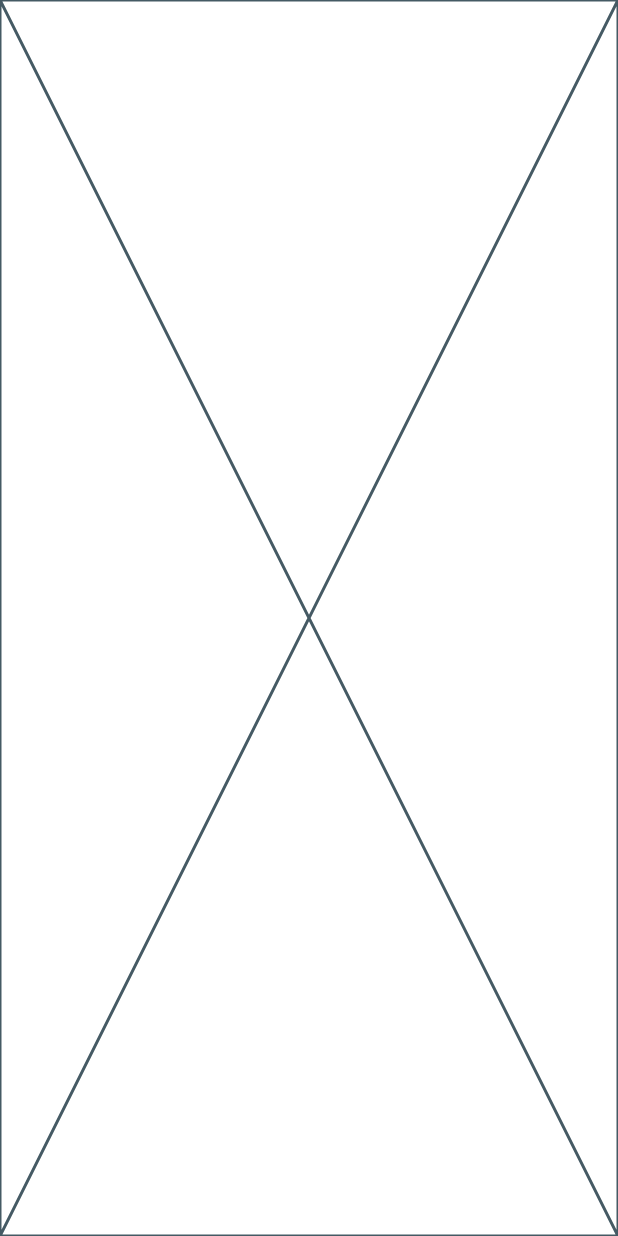
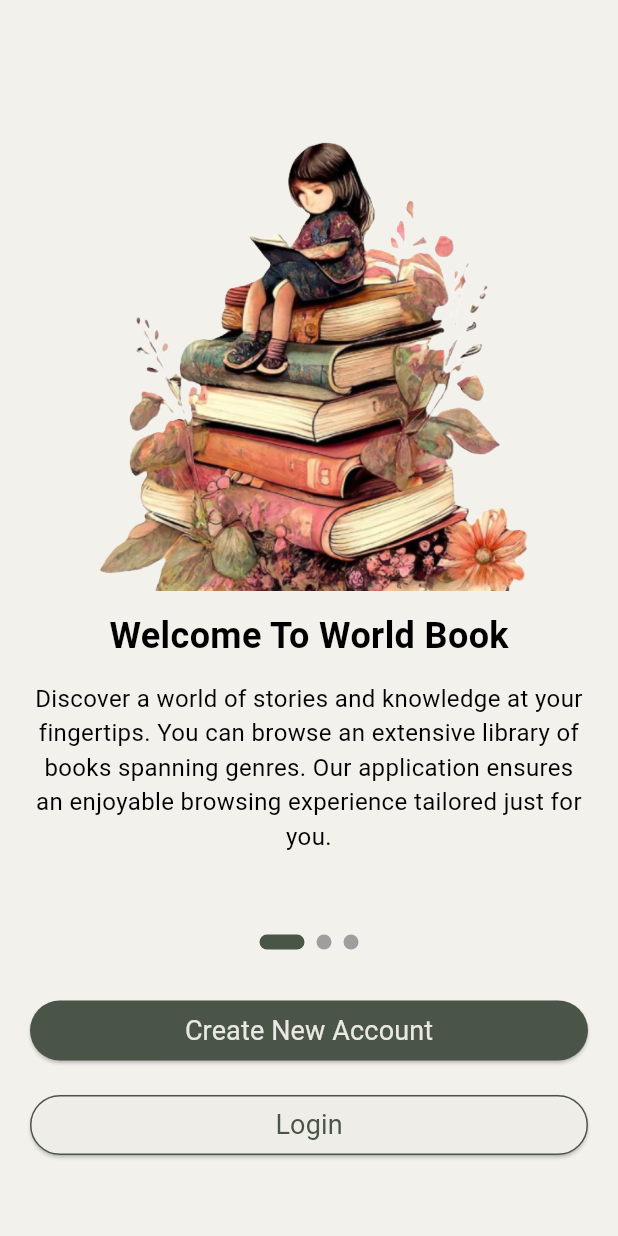
Before and after one commit to Afaf-khaledd/Book-Store, a Flutter app: the screen it shows after launch, on a phone screen of 412 x 824 dp. Run offline on Flutter 3.47's test engine with Material 3 defaults, Android fonts, the light colour scheme and no system bars; drawn by our look-alikes of smooth_page_indicator; our stand-ins replace firebase_core; accounts and stored records are empty.

Commit message:
Splash screen and onboarding page done!

```diff
--- a/lib/User/SplashPage.dart
+++ /dev/null
@@ -1,15 +0,0 @@
-import 'package:flutter/material.dart';
-
-class SplashPage extends StatefulWidget {
-  const SplashPage({super.key});
-
-  @override
-  State<SplashPage> createState() => _SplashPageState();
-}
-
-class _SplashPageState extends State<SplashPage> {
-  @override
-  Widget build(BuildContext context) {
-    return const Placeholder();
-  }
-}
--- /dev/null
+++ b/lib/User/features/layouts/view/OnboardingPage.dart
@@ -0,0 +1,121 @@
+import 'package:book_store/User/features/layouts/view/LoginPage.dart';
+import 'package:book_store/User/features/layouts/view/SignUp.dart';
+import 'package:flutter/material.dart';
+import 'package:smooth_page_indicator/smooth_page_indicator.dart';
+
+import '../../../../constant.dart';
+import 'OnboardingPageBody.dart';
+
+class OnboardingPage extends StatefulWidget {
+  const OnboardingPage({super.key});
+
+  @override
+  State<OnboardingPage> createState() => _OnboardingPageState();
+}
+
+class _OnboardingPageState extends State<OnboardingPage> {
+  final PageController _pageController = PageController();
+
+  @override
+  void dispose() {
+    _pageController.dispose();
+    super.dispose();
+  }
+
+  @override
+  Widget build(BuildContext context) {
+    return Scaffold(
+      body: Padding(
+        padding: const EdgeInsets.symmetric(vertical: 15.0, horizontal: 20),
+        child: Column(
+          mainAxisAlignment: MainAxisAlignment.start,
+          children: [
+            const SizedBox(height: 25),
+            Expanded(
+              child: PageView(
+                controller: _pageController,
+                children: const [
+                  OnboardingPageBody(
+                    title: "Welcome To World Book",
+                    description: "Discover a world of stories and knowledge at your fingertips. You can browse an extensive library of books spanning genres. Our application ensures an enjoyable browsing experience tailored just for you.",
+                    url: 'images/gs11.png',
+                  ),
+                  OnboardingPageBody(
+                    title: "AnyTime, AnyWhere",
+                    description: "Personalize your experience save your favorite books, track your orders, and manage your account with ease. With just a few clicks, your next great read will be on its way to your doorstep.",
+                    url: 'images/gs2.jpg',
+                  ),
+                  OnboardingPageBody(
+                    title: "Stay Connected",
+                    description: "Track your order and leave reviews for books you've enjoyed. Your feedback not only helps others but also builds a community of book enthusiasts who share your passion.",
+                    url: 'images/gs3.jpg',
+                  ),
+                ],
+              ),
+            ),
+            SmoothPageIndicator(
+              controller: _pageController,
+              count: 3,
+              effect: const ExpandingDotsEffect(
+                dotWidth: 10,
+                dotHeight: 10,
+                activeDotColor: mainGreenColor,
+              ),
+            ),
+            const SizedBox(height: 30),
+            SizedBox(
+              width: double.infinity,
+              child: ElevatedButton(
+                style: ElevatedButton.styleFrom(
+                  backgroundColor: mainGreenColor,
+                ),
+                onPressed: () {
+                  Navigator.push(context, MaterialPageRoute(
+                    builder: (BuildContext context) => const SignUp(),
+                  ),
+                  );                },
+                child: const Text(
+                  "Create New Account",
+                  style: TextStyle(
+                    fontSize: 18,
+                    fontWeight: FontWeight.w400,
+                    color: appBGColor,
+                  ),
+                ),
+              ),
+            ),
+            const SizedBox(height: 15),
+            SizedBox(
+              width: double.infinity,
+              child: ElevatedButton(
+                style: ElevatedButton.styleFrom(
+                  backgroundColor: appBGColor,
+                  side: const BorderSide(
+                    color: mainGreenColor,
+                    width: 1.0,
+                  ),
+                ),
+                onPressed: () {
+                  Navigator.push(context, MaterialPageRoute(
+                    builder: (BuildContext context) => const LoginPage(),
+                  ),
+                  );
+                  // nav
+                },
+                child: const Text(
+                  "Login",
+                  style: TextStyle(
+                    fontSize: 18,
+                    fontWeight: FontWeight.w400,
+                    color: mainGreenColor,
+                  ),
+                ),
+              ),
+            ),
+            const SizedBox(height: 35,),
+          ],
+        ),
+      ),
+    );
+  }
+}
--- /dev/null
+++ b/lib/User/features/layouts/view/OnboardingPageBody.dart
@@ -0,0 +1,45 @@
+import 'package:flutter/material.dart';
+
+class OnboardingPageBody extends StatelessWidget {
+  final String title;
+  final String description;
+  final String url;
+
+  const OnboardingPageBody({
+    super.key,
+    required this.title,
+    required this.description,
+    required this.url,
+  });
+
+  @override
+  Widget build(BuildContext context) {
+    return Column(
+      mainAxisAlignment: MainAxisAlignment.center,
+      children: [
+        SizedBox(
+          height: 300,
+          child: Image.asset(url, width: double.infinity),
+        ),
+        const SizedBox(height: 13),
+        Text(
+          title,
+          style: const TextStyle(
+            fontSize: 24,
+            fontWeight: FontWeight.bold,
+            color: Colors.black,
+          ),
+        ),
+        const SizedBox(height: 13),
+        Text(
+          description,
+          textAlign: TextAlign.center,
+          style: const TextStyle(
+            fontSize: 16,
+            color: Colors.black,
+          ),
+        ),
+      ],
+    );
+  }
+}
--- /dev/null
+++ b/lib/constant.dart
@@ -0,0 +1,4 @@
+import 'dart:ui';
+
+const Color mainGreenColor = Color(0xff4a5447);
+const Color appBGColor = Color(0xf2f2f0eb);
--- a/lib/main.dart
+++ b/lib/main.dart
@@ -1,7 +1,8 @@
-import 'package:book_store/User/SplashPage.dart';
 import 'package:firebase_core/firebase_core.dart';
 import 'package:flutter/material.dart';
 
+import 'User/features/layouts/view/SplashScreen.dart';
+import 'constant.dart';
 import 'firebase_options.dart';
 
 void main() async {
@@ -16,12 +17,11 @@ class MyApp extends StatelessWidget {
   const MyApp({super.key});
   @override
   Widget build(BuildContext context) {
-    return MaterialApp(
-      title: 'Flutter Demo',
+    return MaterialApp(//.router
+      //routerConfig: AppRouter.router,
       debugShowCheckedModeBanner: false,
-      theme: ThemeData(
-        colorScheme: ColorScheme.fromSeed(seedColor: Colors.deepPurple),
-        useMaterial3: true,
+      theme: ThemeData.light().copyWith(
+        scaffoldBackgroundColor: appBGColor,
       ),
       home: const SplashPage(),
     );
--- a/pubspec.yaml
+++ b/pubspec.yaml
@@ -36,7 +36,7 @@ dependencies:
   # Use with the CupertinoIcons class for iOS style icons.
   cupertino_icons: ^1.0.6
   firebase_core:
-
+  smooth_page_indicator:
 
 dev_dependencies:
   flutter_test:
@@ -61,8 +61,8 @@ flutter:
   uses-material-design: true
 
   # To add assets to your application, add an assets section, like this:
-  # assets:
-  #   - images/a_dot_burr.jpeg
+  assets:
+    - images/
   #   - images/a_dot_ham.jpeg
 
   # An image asset can refer to one or more resolution-specific "variants", see
```
Also changed, not shown: lib/User/core/Validators.dart (added, +22 -0 lines), lib/User/features/layouts/view/LoginPage.dart (added, +15 -0 lines), lib/User/features/layouts/view/SignUp.dart (added, +15 -0 lines), lib/User/features/layouts/view/SplashScreen.dart (added, +59 -0 lines), images/gs1.png (added), images/gs11.png (added), images/gs2.jpg (added), images/gs3.jpg (added), images/splash.png (added), images/splash1.png (added), lib/firebase_options.dart, pubspec.lock, 3 other files.
